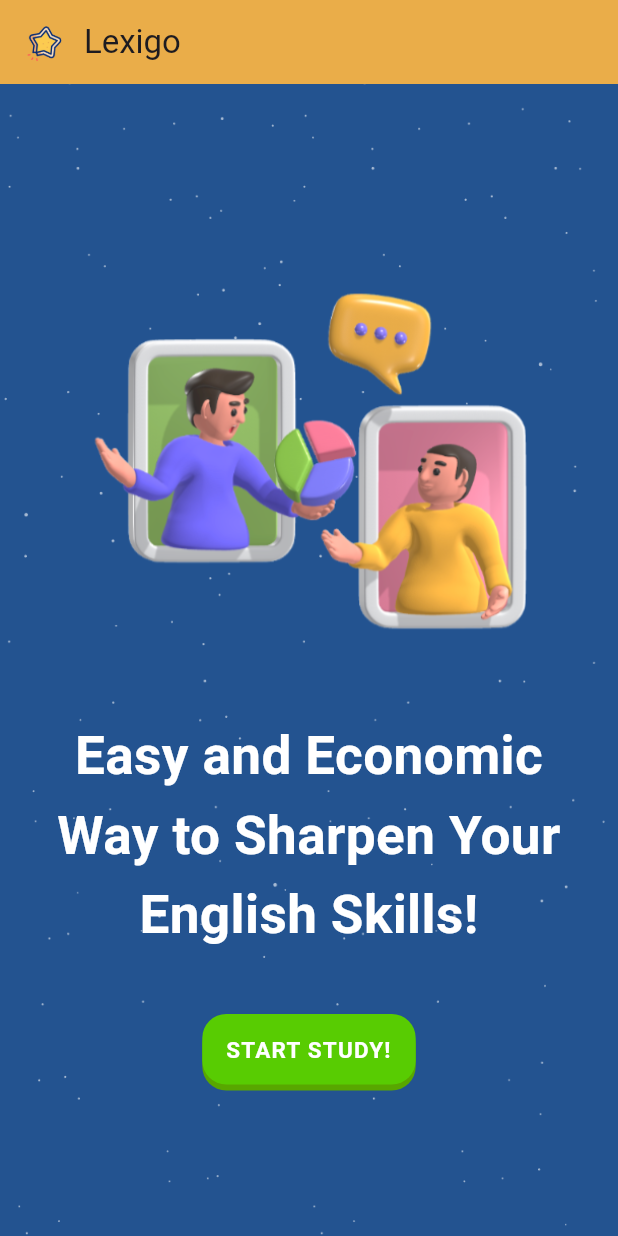
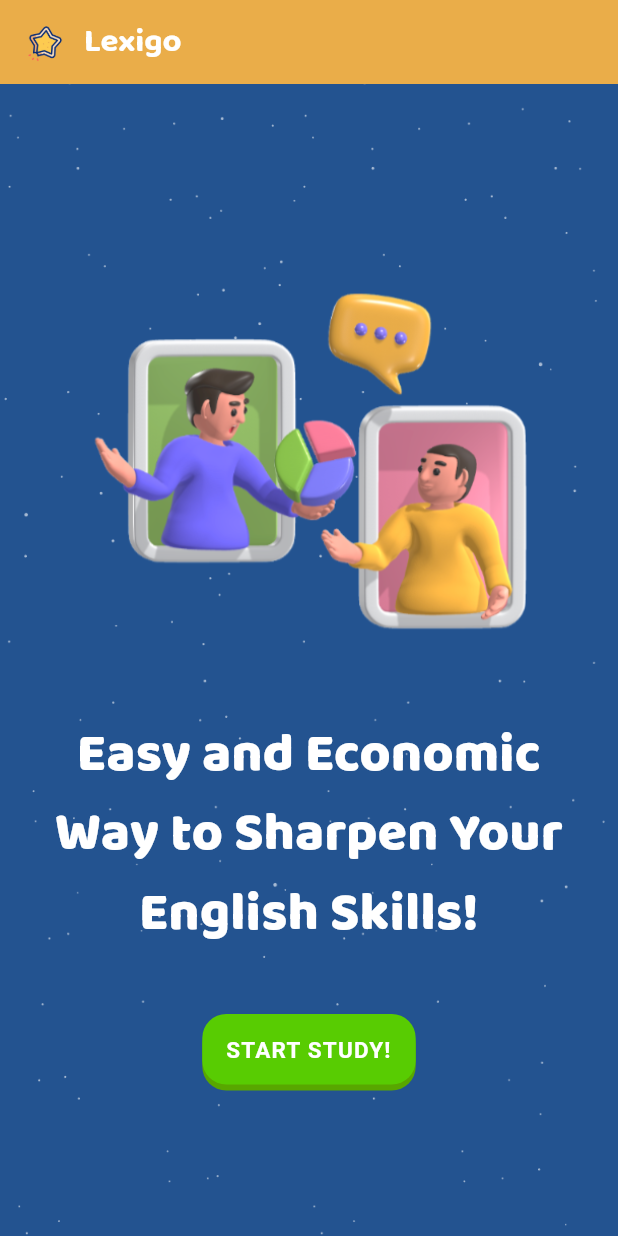
Before and after one commit to Flame25/Lexigo, a Flutter app: the screen it shows after launch, on a phone screen of 412 x 824 dp. Run offline on Flutter 3.47's test engine with Material 3 defaults, Android fonts, the phone set to English and light mode, and no system bars; our stand-ins replace animated_splash_screen; Roboto replaces fonts that are missing (din-round).

Commit message:
font Baloo

```diff
--- a/landingpg/lib/main.dart
+++ b/landingpg/lib/main.dart
@@ -9,6 +9,9 @@ class MyApp extends StatelessWidget {
   Widget build(BuildContext context) {
     return MaterialApp(
       debugShowCheckedModeBanner: false,
+      theme: ThemeData(
+        fontFamily: 'Baloo2', // Apply Baloo2 globally
+      ),
       home: LandingPage(),
     );
   }
@@ -37,7 +40,13 @@ class LandingPage extends StatelessWidget {
                       height: 30, // Set height
                     ),
                     SizedBox(width: 10),
-                    Text('Lexigo'),
+                    Text(
+                      'Lexigo',
+                      style: TextStyle(
+                          fontWeight: FontWeight.w700,
+                          color: Colors.white,
+                      ),
+                    ),
                   ],
                 ),
                 backgroundColor: Color(0xFFEAAD49), // Make AppBar transparent
@@ -69,7 +78,7 @@ class LandingPage extends StatelessWidget {
                               textAlign: TextAlign.center, // Center-align text
                               style: TextStyle(
                                 fontSize: fontSize, // Dynamic font size
-                                fontWeight: FontWeight.bold,
+                                fontWeight: FontWeight.w900,
                                 color: Colors.white,
                                 height: 1.5, // Line height for spacing
                               ),
--- a/landingpg/pubspec.yaml
+++ b/landingpg/pubspec.yaml
@@ -71,6 +71,11 @@ flutter:
     - assets/Anim_Landingpage.svg
     - assets/Anim_Landingpage.png
 
+  fonts:
+    - family: Baloo2
+      fonts:
+        - asset: assets/fonts/Baloo2-VariableFont_wght.ttf
+
   # An image asset can refer to one or more resolution-specific "variants", see
   # https://flutter.dev/to/resolution-aware-images
 
```
Also changed, not shown: landingpg/assets/fonts/Baloo2-VariableFont_wght.ttf (added).
